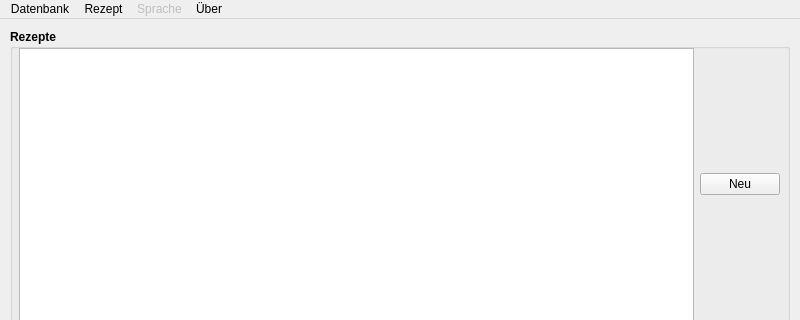
Before: the Qt Designer form src/mainwindow.ui in Kampi/Food-Database, drawn with Qt 5; both pictures show x 0 to 800 and y 0 to 320 of the 800 by 669 pixel window.
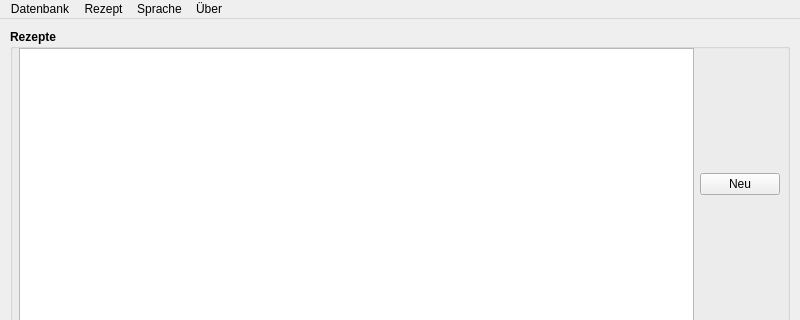
After: the same form once the commit is applied. Icons and pictures are not drawn.

What changed in the file:
```diff
--- a/src/mainwindow.ui
+++ b/src/mainwindow.ui
@@ -124,7 +124,7 @@
      <x>0</x>
      <y>0</y>
      <width>800</width>
-     <height>22</height>
+     <height>21</height>
     </rect>
    </property>
    <widget class="QMenu" name="menu_Database">
@@ -155,7 +155,7 @@
    </widget>
    <widget class="QMenu" name="menu_Language">
     <property name="enabled">
-     <bool>false</bool>
+     <bool>true</bool>
     </property>
     <property name="title">
      <string>Sprache</string>
```
Left out of the diff: 47 changed lines with no effect on the pictures.
